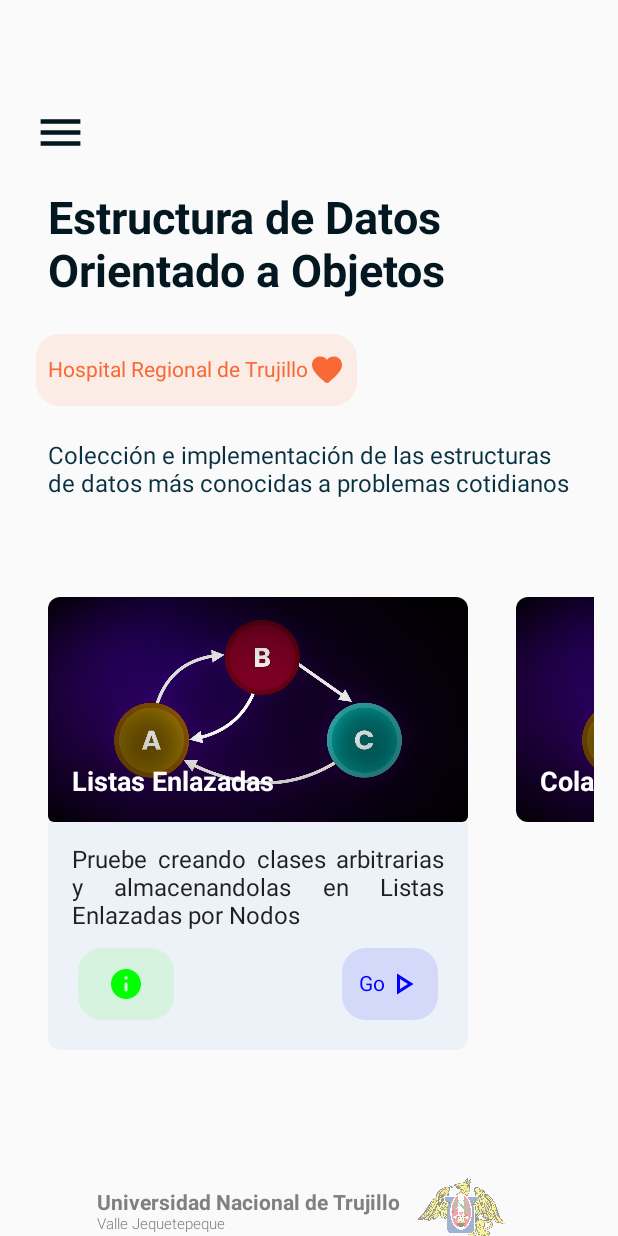
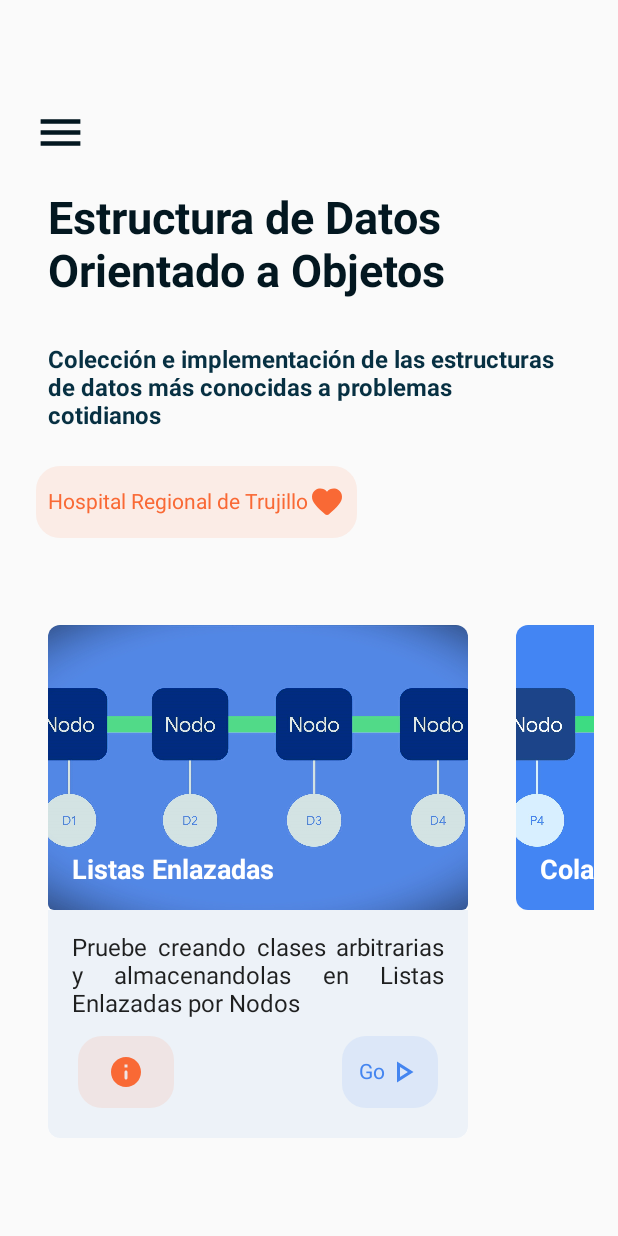
Before and after one commit to GatitosAlegres/DuckStructure, an Android app built with Jetpack Compose: the screen it shows after launch (MainActivity), after a tap on "Listas Enlazadas", on a phone screen of 412 x 824 dp. Run offline under Robolectric (Android 15) with nearby library versions, the phone set to English and light mode, and no system bars; our stand-ins replace livedata-compose.

Commit message:
update UI

```diff
--- a/app/src/main/java/com/nmrc/datastructure/components/CardDetail.kt
+++ b/app/src/main/java/com/nmrc/datastructure/components/CardDetail.kt
@@ -9,6 +9,7 @@ import androidx.compose.runtime.Composable
 import androidx.compose.ui.Alignment
 import androidx.compose.ui.Modifier
 import androidx.compose.ui.unit.dp
+import com.nmrc.datastructure.ui.theme.Aqua
 import com.nmrc.datastructure.ui.theme.BlueDarkMaterial
 import com.nmrc.datastructure.ui.theme.WhiteMaterial
 
@@ -16,10 +17,11 @@ import com.nmrc.datastructure.ui.theme.WhiteMaterial
 fun CardDetail(
     content: @Composable ColumnScope.() -> Unit,
     actionContent: @Composable BoxScope.() -> Unit = {},
-    detailContent: @Composable BoxScope.() -> Unit = {}
+    detailContent: @Composable BoxScope.() -> Unit = {},
+    isDark: Boolean = isSystemInDarkTheme()
 ) {
 
-    val color = if (isSystemInDarkTheme()) BlueDarkMaterial else WhiteMaterial
+    val color = if (isDark) Aqua else WhiteMaterial
 
     Column(modifier = Modifier
         .background(color)
--- a/app/src/main/java/com/nmrc/datastructure/components/CardX.kt
+++ b/app/src/main/java/com/nmrc/datastructure/components/CardX.kt
@@ -1,6 +1,7 @@
 package com.nmrc.datastructure.components
 
 import androidx.compose.animation.ExperimentalAnimationApi
+import androidx.compose.foundation.isSystemInDarkTheme
 import androidx.compose.foundation.shape.RoundedCornerShape
 import androidx.compose.material.ExperimentalMaterialApi
 import androidx.compose.material.Text
@@ -14,12 +15,17 @@ import androidx.compose.ui.graphics.Color
 import androidx.compose.ui.graphics.painter.Painter
 import androidx.compose.ui.text.style.TextAlign
 import androidx.compose.ui.unit.dp
+import com.nmrc.datastructure.ui.theme.Blue
+import com.nmrc.datastructure.ui.theme.Green
+import com.nmrc.datastructure.ui.theme.Orange
+import com.nmrc.datastructure.ui.theme.Yellow
 
 @ExperimentalMaterialApi
 @ExperimentalAnimationApi
 @Composable
 fun CardX(
     modifier: Modifier = Modifier,
+    isDark: Boolean = isSystemInDarkTheme(),
     title: String,
     painter: Painter,
     description: String,
@@ -48,7 +54,7 @@ fun CardX(
 
             ActionIconBottom(
                 icon = Icons.Rounded.Info,
-                tint = Color.Green,
+                tint = if(isDark) Yellow else Orange,
                 content = "",
                 onClick = onDetail
             )
@@ -57,7 +63,7 @@ fun CardX(
 
             ActionIconBottom(
                 icon = Icons.Outlined.PlayArrow,
-                tint = Color.Blue,
+                tint = if(isDark) Green else Blue,
                 content = "Go",
                 onClick = onAction
             )
--- a/app/src/main/java/com/nmrc/datastructure/components/CardXPreview.kt
+++ b/app/src/main/java/com/nmrc/datastructure/components/CardXPreview.kt
@@ -31,7 +31,7 @@ fun BoxScope.DefaultPreviewCard(
     Image(
         modifier = modifier
             .fillMaxWidth()
-            .height(150.dp)
+            .height(190.dp)
             .clip(shape),
         painter = painter,
         contentDescription = null,
--- a/app/src/main/java/com/nmrc/datastructure/components/Header.kt
+++ b/app/src/main/java/com/nmrc/datastructure/components/Header.kt
@@ -1,9 +1,6 @@
 package com.nmrc.datastructure.components
 
 import androidx.compose.foundation.isSystemInDarkTheme
-import androidx.compose.foundation.layout.BoxScope
-import androidx.compose.foundation.layout.Row
-import androidx.compose.foundation.layout.RowScope
 import androidx.compose.foundation.layout.padding
 import androidx.compose.material.MaterialTheme
 import androidx.compose.material.Text
@@ -14,7 +11,6 @@ import androidx.compose.ui.text.TextStyle
 import androidx.compose.ui.text.font.FontWeight
 import androidx.compose.ui.unit.dp
 import androidx.compose.ui.unit.sp
-import com.nmrc.datastructure.ui.theme.BlueMaterial
 import com.nmrc.datastructure.ui.theme.BlueVariant
 import com.nmrc.datastructure.ui.theme.Green
 
@@ -24,7 +20,7 @@ fun Header(
     subtitleModifier: Modifier = Modifier,
     title: String,
     subtitle: String,
-    content : @Composable RowScope.() -> Unit = {},
+    weightSubtitle: FontWeight = FontWeight.Normal,
     titleColor: Color = MaterialTheme.colors.onBackground,
     isDark: Boolean = isSystemInDarkTheme()) {
     Text(
@@ -37,16 +33,13 @@ fun Header(
         )
     )
 
-    Row {
-        content()
-    }
-
     Text(
         text = subtitle,
         modifier = subtitleModifier.padding(16.dp),
         style = TextStyle(
             fontSize = 16.sp,
-            color = if (isDark) Green else BlueVariant
+            color = if (isDark) Green else BlueVariant,
+            fontWeight = weightSubtitle
         )
     )
 }
--- a/app/src/main/java/com/nmrc/datastructure/screens/MainScreen.kt
+++ b/app/src/main/java/com/nmrc/datastructure/screens/MainScreen.kt
@@ -2,6 +2,7 @@ package com.nmrc.datastructure.screens
 
 import androidx.compose.animation.ExperimentalAnimationApi
 import androidx.compose.foundation.Image
+import androidx.compose.foundation.background
 import androidx.compose.foundation.isSystemInDarkTheme
 import androidx.compose.foundation.layout.*
 import androidx.compose.foundation.lazy.LazyColumn
@@ -17,6 +18,7 @@ import androidx.compose.material.icons.rounded.Share
 import androidx.compose.runtime.*
 import androidx.compose.ui.Alignment
 import androidx.compose.ui.Modifier
+import androidx.compose.ui.graphics.Color
 import androidx.compose.ui.res.painterResource
 import androidx.compose.ui.text.TextStyle
 import androidx.compose.ui.text.font.FontFamily
@@ -25,6 +27,7 @@ import androidx.compose.ui.text.style.TextAlign
 import androidx.compose.ui.unit.dp
 import androidx.compose.ui.unit.sp
 import androidx.navigation.NavHostController
+import com.google.android.material.color.MaterialColors
 import com.nmrc.datastructure.R
 import com.nmrc.datastructure.components.ActionIconBottom
 import com.nmrc.datastructure.components.CardX
@@ -43,19 +46,18 @@ fun MainScreen(
     Scaffold(
         modifier = Modifier
             .fillMaxSize(),
-
         content = {
 
             LazyColumn(
                 modifier = Modifier
                     .padding(
-                        top = 64.dp,
                         start = 16.dp,
                         end = 16.dp
                     )
             ) {
 
                 item {
+                    Spacer(modifier = Modifier.height(64.dp))
                     IconButton(onClick = {
                         expanded = !expanded
                     }) {
@@ -83,7 +85,9 @@ fun MainScreen(
 
                     Header(
                         title = "Estructura de Datos Orientado a Objetos",
-                        content = {
+                        subtitle = "Colección e implementación de las estructuras de datos más conocidas a problemas cotidianos",
+                        weightSubtitle = FontWeight.Bold
+                    )
                     ActionIconBottom(
                         modifier = Modifier
                             .padding(8.dp),
@@ -91,10 +95,6 @@ fun MainScreen(
                         tint = Orange,
                         content = "Hospital Regional de Trujillo") {
                     }
-                        },
-                        subtitle = "Colección e implementación de las estructuras de datos más conocidas a problemas cotidianos"
-                    )
-
                     LazyRow(
                         content = {
                             item {
@@ -103,7 +103,7 @@ fun MainScreen(
 
                                 CardX(
                                     title = "Listas Enlazadas",
-                                    painter = painterResource(id = R.drawable.list),
+                                    painter = painterResource(id = R.drawable.linkedlist),
                                     description = "Pruebe creando clases arbitrarias y almacenandolas en Listas Enlazadas por Nodos",
                                     onDetail = {}) {
                                     navController.navigate(Screen.LinkedListScreen.route)
@@ -113,7 +113,7 @@ fun MainScreen(
 
                                 CardX(
                                     title = "Colas",
-                                    painter = painterResource(id = R.drawable.list),
+                                    painter = painterResource(id = R.drawable.queue),
                                     description = "Pruebe creando clases arbitrarias y almacenandolas en Listas Enlazadas por Nodos",
                                     onDetail = {}) {
                                     navController.navigate(Screen.QueueScreen.route)
@@ -123,7 +123,7 @@ fun MainScreen(
 
                                 CardX(
                                     title = "Pilas",
-                                    painter = painterResource(id = R.drawable.list),
+                                    painter = painterResource(id = R.drawable.stack),
                                     description = "Pruebe creando clases arbitrarias y almacenandolas en Listas Enlazadas por Nodos",
                                     onDetail = {}) {
                                     navController.navigate(Screen.StackScreen.route)
@@ -133,7 +133,7 @@ fun MainScreen(
 
                                 CardX(
                                     title = "Arboles Binarios",
-                                    painter = painterResource(id = R.drawable.list),
+                                    painter = painterResource(id = R.drawable.binarytree),
                                     description = "Pruebe creando clases arbitrarias y almacenandolas en Listas Enlazadas por Nodos",
                                     onDetail = {}) {
                                     navController.navigate(Screen.TreeScreen.route)
--- a/app/src/main/java/com/nmrc/datastructure/ui/theme/Color.kt
+++ b/app/src/main/java/com/nmrc/datastructure/ui/theme/Color.kt
@@ -16,7 +16,7 @@ val White = Color(0xFFFAFAFA)
 val Gray = Color(0xFFEEEEEE)
 val Dark = Color(0xFF031720)
 val BlueVariant = Color(0xFF073042)
-val Aqua = Color(0xFF0A586C)
+val Aqua = Color(0xFF052C3D)
 val Green = Color(0xFF3DDC84)
 val GreenDark = Color(0xFF34B96F)
 val Blue = Color(0xFF4485F0)
```
Also changed, not shown: app/src/main/res/drawable/binarytree.jpg (added), app/src/main/res/drawable/linkedlist.jpg (added), app/src/main/res/drawable/queue.jpg (added), app/src/main/res/drawable/stack.jpg (added). Lines whose indentation alone changed are shown as unchanged.
